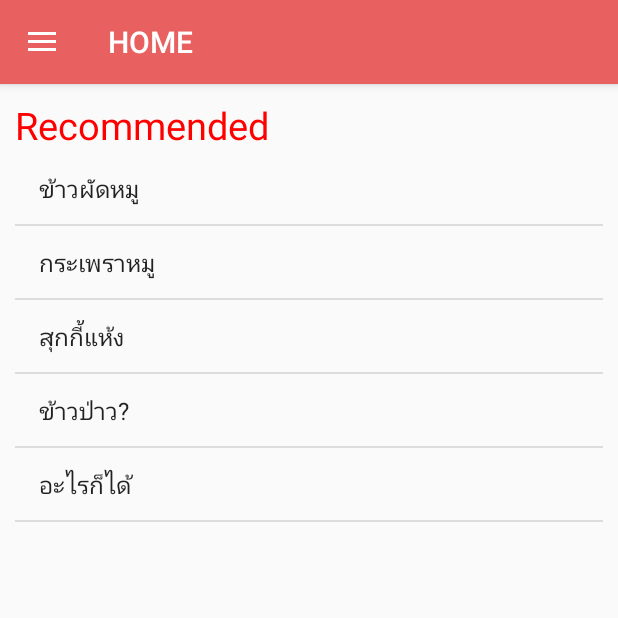
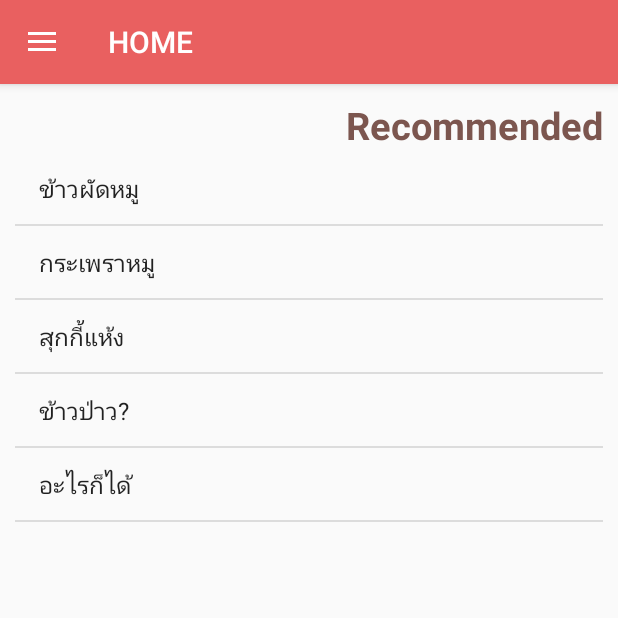
Before and after one commit to ronsaran2009/Recipe, an Android app: the screen it shows after launch (MainActivity), on a phone screen of 412 x 824 dp, the top half of it. Run offline under Robolectric (Android 15) with nearby library versions, the phone set to English and light mode, and no system bars; our stand-ins replace Firebase (no records; nobody signed in at launch, a user with empty details on screens opened directly).

Commit message:
แก้บัคกดย้อนกลับ / แก้ปุ่มใช้style

```diff
--- a/app/src/main/java/kmitl/it/recipe/recipe/HomeFragment.java
+++ b/app/src/main/java/kmitl/it/recipe/recipe/HomeFragment.java
@@ -28,7 +28,6 @@ public class HomeFragment extends Fragment {
     public void onActivityCreated(@Nullable Bundle savedInstanceState) {
         super.onActivityCreated(savedInstanceState);
         getActivity().setTitle("HOME");
-
 
         _menu.add("ข้าวผัดหมู");
         _menu.add("กระเพราหมู");
--- a/app/src/main/java/kmitl/it/recipe/recipe/LoginFragment.java
+++ b/app/src/main/java/kmitl/it/recipe/recipe/LoginFragment.java
@@ -70,7 +70,11 @@ public class LoginFragment extends Fragment {
                             if (_auth.getCurrentUser().isEmailVerified()) {
                                 Log.d("USER", "LOGIN SUCCESS");
                                 Log.d("USER", "GOTO MENU");
-                                getActivity().getSupportFragmentManager().beginTransaction().replace(R.id.main_view, new CategoryFragment()).commit();
+                                getActivity().getSupportFragmentManager()
+                                        .beginTransaction()
+                                        .addToBackStack(null)
+                                        .replace(R.id.main_view, new CategoryFragment())
+                                        .commit();
                             } else {
                                 Toast.makeText(
                                         getActivity(),
--- a/app/src/main/res/layout/fragment_home.xml
+++ b/app/src/main/res/layout/fragment_home.xml
@@ -1,45 +1,36 @@
 <?xml version="1.0" encoding="utf-8"?>
-<android.support.constraint.ConstraintLayout
-    xmlns:android="http://schemas.android.com/apk/res/android"
+<android.support.constraint.ConstraintLayout xmlns:android="http://schemas.android.com/apk/res/android"
     xmlns:app="http://schemas.android.com/apk/res-auto"
     xmlns:tools="http://schemas.android.com/tools"
     android:layout_width="match_parent"
     android:layout_height="match_parent"
-    android:padding="10dp"
-    >
+    android:padding="10dp">
 
 
     <RelativeLayout
         android:layout_width="match_parent"
         android:layout_height="match_parent">
+
         <TextView
-    android:layout_width="match_parent"
-    android:layout_height="wrap_content"
-    android:text="@string/recommended"
-
-    android:textColor="#ff0000"
-    android:textSize="25dp"
-    />
+            style="@style/Title"
+            android:text="@string/recommended" />
 
         <ListView
-        android:layout_marginTop="35dp"
             android:id="@+id/menu_list"
             android:layout_width="match_parent"
-        android:layout_height="match_parent"></ListView>
+            android:layout_height="match_parent"
+            android:layout_marginTop="35dp"></ListView>
+
         <TextView
+            android:id="@+id/menu_item_code"
             android:layout_width="match_parent"
-        android:layout_height="match_parent"
-        android:id="@+id/menu_item_code"/>
+            android:layout_height="match_parent" />
+
         <TextView
+            android:id="@+id/menu_item_name"
             android:layout_width="match_parent"
-        android:layout_height="match_parent"
-        android:id="@+id/menu_item_name"
-        />
-
-
+            android:layout_height="match_parent" />
 
     </RelativeLayout>
 
-
-
 </android.support.constraint.ConstraintLayout>
--- a/app/src/main/res/layout/fragment_recipe.xml
+++ b/app/src/main/res/layout/fragment_recipe.xml
@@ -22,7 +22,7 @@
                 android:layout_width="300dp"
                 android:layout_height="300dp"
                 android:layout_gravity="center"
-                android:src="@drawable/cat_boil" />
+                android:src="@drawable/cat_boiled" />
 
 
             <TextView
```
Also changed, not shown: app/src/main/java/kmitl/it/recipe/recipe/Activity/MainActivity.java (+15 -5 lines), app/src/main/java/kmitl/it/recipe/recipe/RegisterFragment.java (+6 -2 lines), app/src/main/res/layout/fragment_login.xml (+6 -8 lines), app/src/main/res/layout/fragment_register.xml (+14 -22 lines). Lines whose indentation alone changed are shown as unchanged.
